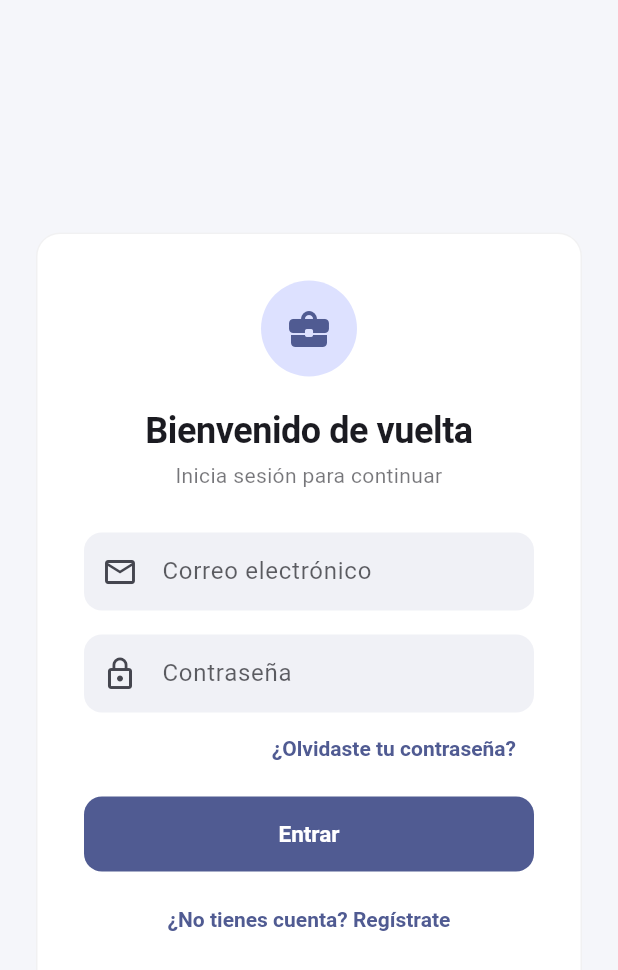
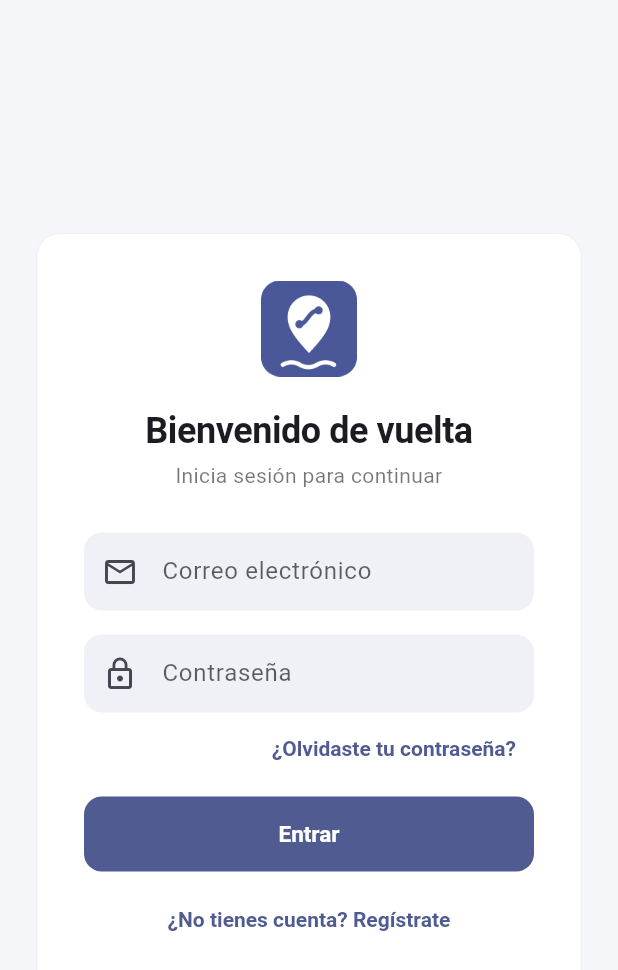
Before and after one commit to informaticojhon/transpogestioncl, a Flutter app: the screen it shows after launch, after a tap on "Ingresar", on a phone screen of 412 x 824 dp. Shown: the top 970 px of the screen. Run offline on Flutter 3.47's test engine with Material 3 defaults, Android fonts, the phone set to English and light mode, and no system bars; our stand-ins replace fl_chart, geolocator, pdf, printing, shared_preferences, supabase_flutter; missing offline and left inert: excel, universal_html; accounts and stored records are empty.

Commit message:
Apply the new pin-and-route logo across the app
Replaces the generic bus icon and the briefcase placeholder with the
new TranspoGestión CL mark (a pin with a route over waves, indigo
#4A5899). It is used on the welcome, login and Home screens through a
shared AppLogo widget, and as the favicon, PWA icons, a dedicated
full-bleed apple-touch-icon and the Android/iOS launcher icons. The
app title and Home header now read "TranspoGestión CL".

Co-Authored-By: Claude Opus 5.5 <noreply@anthropic.com>

```diff
--- a/lib/main.dart
+++ b/lib/main.dart
@@ -99,7 +99,7 @@ class _TransporteAppState extends State<TransporteApp> {
   Widget build(BuildContext context) {
     return MaterialApp(
       navigatorKey: navigatorKey,
-      title: 'TranspoGestionCL', // Título actualizado
+      title: 'TranspoGestión CL',
       theme: AppTheme.lightTheme,
       darkTheme: AppTheme.darkTheme,
       themeMode: _themeMode,
--- a/lib/screens/login_screen.dart
+++ b/lib/screens/login_screen.dart
@@ -2,6 +2,7 @@ import 'dart:async';
 import 'package:flutter/material.dart';
 import 'package:flutter/services.dart';
 import '../repositories/auth_repository.dart';
+import '../utils/app_logo.dart';
 import '../utils/login_lockout.dart';
 import '../utils/validators.dart';
 
@@ -117,13 +118,7 @@ class _LoginScreenState extends State<LoginScreen> {
                     child: Column(
                       crossAxisAlignment: CrossAxisAlignment.stretch,
                       children: [
-                        Center(
-                          child: Container(
-                            padding: const EdgeInsets.all(16),
-                            decoration: BoxDecoration(color: colorScheme.primaryContainer, shape: BoxShape.circle),
-                            child: Icon(Icons.business_center_rounded, size: 32, color: colorScheme.primary),
-                          ),
-                        ),
+                        const Center(child: AppLogo(size: 64)),
                         const SizedBox(height: 20),
                         Text(
                           'Bienvenido de vuelta',
--- a/lib/screens/welcome_screen.dart
+++ b/lib/screens/welcome_screen.dart
@@ -1,5 +1,6 @@
 import 'package:flutter/material.dart';
 import '../repositories/auth_repository.dart';
+import '../utils/app_logo.dart';
 
 class WelcomeScreen extends StatefulWidget {
   const WelcomeScreen({super.key});
@@ -39,24 +40,19 @@ class _WelcomeScreenState extends State<WelcomeScreen> {
               child: Column(
                 mainAxisAlignment: MainAxisAlignment.center,
                 children: [
-                  Container(
-                    padding: const EdgeInsets.all(24),
+                  // Sobre el fondo índigo, una sombra separa el logo del degradado.
+                  DecoratedBox(
                     decoration: BoxDecoration(
-                      color: Colors.white.withValues(alpha: 0.15),
-                      shape: BoxShape.circle,
-                    ),
-                    child: const Row(
-                      mainAxisSize: MainAxisSize.min,
-                      children: [
-                        Icon(Icons.directions_bus_filled, size: 44, color: Colors.white),
-                        SizedBox(width: 12),
-                        Icon(Icons.local_shipping, size: 44, color: Colors.white),
+                      borderRadius: BorderRadius.circular(24),
+                      boxShadow: [
+                        BoxShadow(color: Colors.black.withValues(alpha: 0.25), blurRadius: 24, offset: const Offset(0, 8)),
                       ],
                     ),
+                    child: const AppLogo(size: 120),
                   ),
                   const SizedBox(height: 36),
                   const Text(
-                    'TranspoGestionCL',
+                    'TranspoGestión CL',
                     style: TextStyle(
                       fontSize: 32,
                       fontWeight: FontWeight.bold,
--- /dev/null
+++ b/lib/utils/app_logo.dart
@@ -0,0 +1,20 @@
+import 'package:flutter/material.dart';
+
+/// Logo de TranspoGestión CL (pin con ruta sobre olas).
+/// Fuente vectorial en assets/app_icon.svg.
+class AppLogo extends StatelessWidget {
+  final double size;
+
+  const AppLogo({super.key, this.size = 48});
+
+  @override
+  Widget build(BuildContext context) {
+    return Image.asset(
+      'assets/logo.png',
+      width: size,
+      height: size,
+      filterQuality: FilterQuality.medium,
+      semanticLabel: 'TranspoGestión CL',
+    );
+  }
+}
--- a/pubspec.yaml
+++ b/pubspec.yaml
@@ -44,5 +44,5 @@ flutter_launcher_icons:
   android: true
   ios: true
   image_path: "assets/app_icon.png"
-  adaptive_icon_background: "#1976D2"
+  adaptive_icon_background: "#4A5899"
   adaptive_icon_foreground: "assets/app_icon_foreground.png"
```
Also changed, not shown: lib/screens/home_screen.dart (+13 -13 lines), assets/app_icon.png, assets/app_icon.svg, assets/app_icon_foreground.png, assets/logo.png (added), 39 other files.
